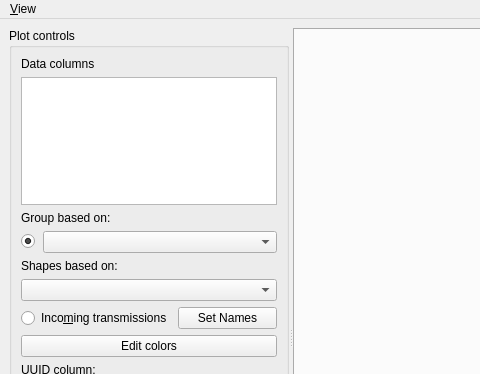
First picture: the form in plotting/old/ui_files/window_pytemplate.ui, repository kushalkolar/MESmerize, before the edit; both pictures show x 0 to 480 and y 0 to 374 of the 1231 by 701 pixel window.
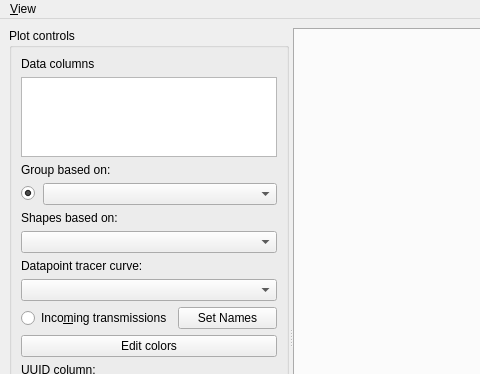
Second picture: the form after the edit.

What changed in the file:
```diff
--- a/plotting/old/ui_files/window_pytemplate.ui
+++ b/plotting/old/ui_files/window_pytemplate.ui
@@ -91,6 +91,16 @@
            <item>
             <widget class="QComboBox" name="comboBoxShape"/>
            </item>
+           <item>
+            <widget class="QLabel" name="labelDatapointTracerCurve">
+             <property name="text">
+              <string>Datapoint tracer curve:</string>
+             </property>
+            </widget>
+           </item>
+           <item>
+            <widget class="QComboBox" name="comboBoxDataPointTracerCurveColumn"/>
+           </item>
            <item>
             <layout class="QHBoxLayout" name="horizontalLayout_4">
              <item>
```
